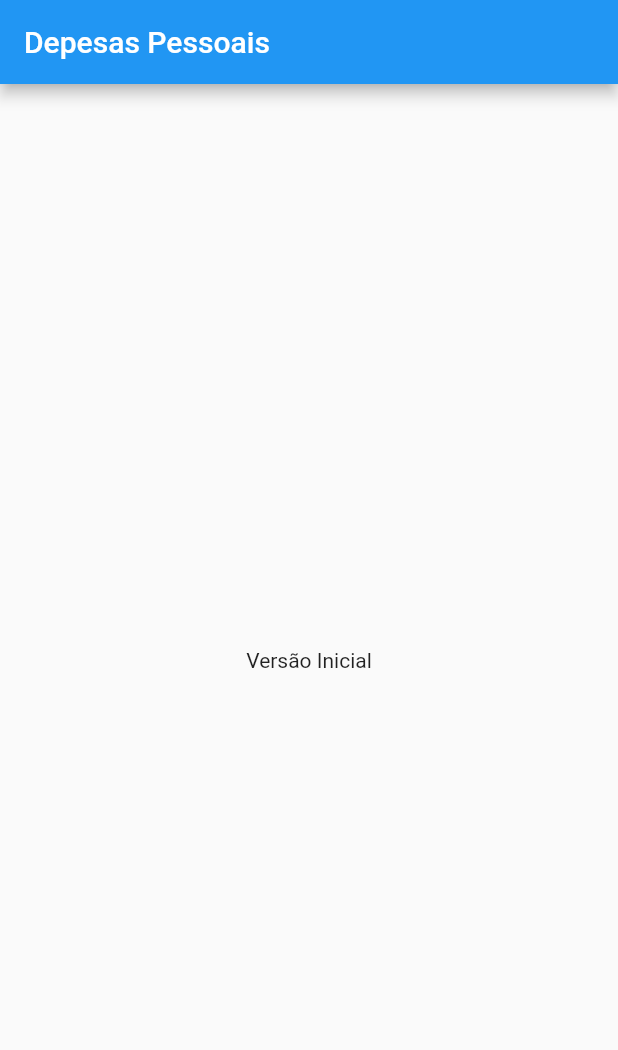
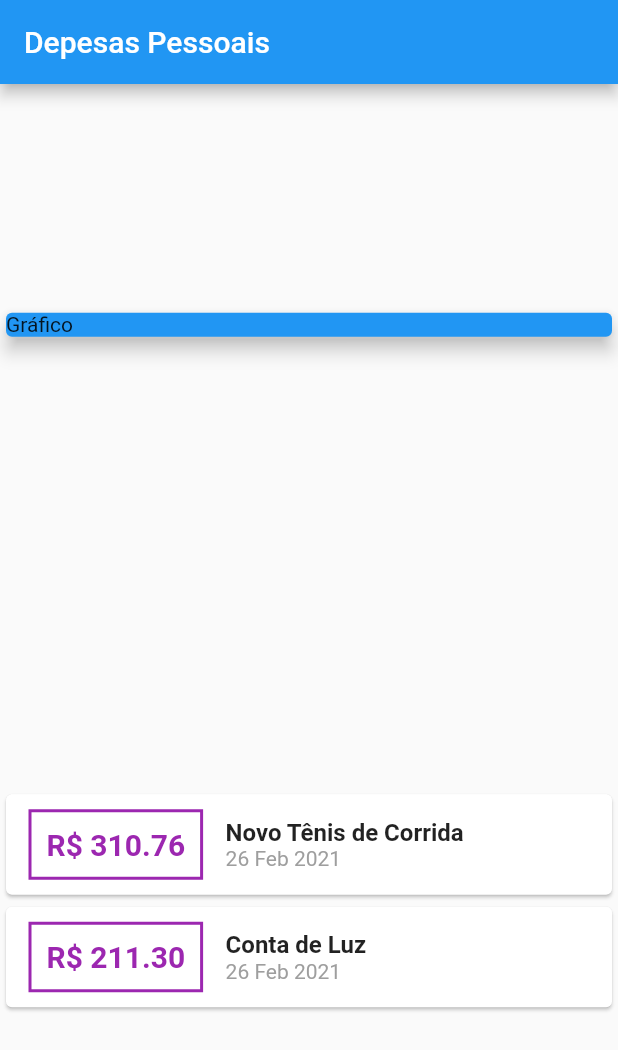
Before and after one commit to jhemysbarros/expenses-app, a Flutter app: the screen it shows after launch, on a phone screen of 412 x 824 dp. Shown: the top 1050 px of the screen. Run offline on Flutter 3.47's test engine with Material 2 defaults, Android fonts, the phone set to English and light mode, and no system bars.

```diff
--- a/lib/main.dart
+++ b/lib/main.dart
@@ -1,4 +1,6 @@
 import 'package:flutter/material.dart';
+import 'models/transaction.dart';
+import 'package:intl/intl.dart';
 
 main() => runApp(ExpensesApp());
 
@@ -10,14 +12,88 @@ class ExpensesApp extends StatelessWidget {
 }
 
 class MyHomePage extends StatelessWidget {
+  final _transactions = [
+    Transaction(
+      id: 't1',
+      title: 'Novo Tênis de Corrida',
+      value: 310.76,
+      date: DateTime.now(),
+    ),
+    Transaction(
+      id: 't2',
+      title: 'Conta de Luz',
+      value: 211.30,
+      date: DateTime.now(),
+    ),
+  ];
+
   @override
   Widget build(BuildContext context) {
     return Scaffold(
       appBar: AppBar(
         title: Text('Depesas Pessoais'),
       ),
-      body: Center(
-        child: Text('Versão Inicial'),
+      body: Column(
+        mainAxisAlignment: MainAxisAlignment.spaceAround,
+        crossAxisAlignment: CrossAxisAlignment.stretch,
+        children: <Widget>[
+          Container(
+            child: Card(
+              color: Colors.blue,
+              child: Text('Gráfico'),
+              elevation: 5,
+            ),
+          ),
+          Column(
+            children: _transactions.map((tr) {
+              return Card(
+                child: Row(
+                  children: <Widget>[
+                    Container(
+                      margin: EdgeInsets.symmetric(
+                        horizontal: 15,
+                        vertical: 10,
+                      ),
+                      decoration: BoxDecoration(
+                        border: Border.all(
+                          color: Colors.purple,
+                          width: 2,
+                        ),
+                      ),
+                      padding: EdgeInsets.all(10),
+                      child: Text(
+                        'R\$ ${tr.value.toStringAsFixed(2)}',
+                        style: TextStyle(
+                          fontWeight: FontWeight.bold,
+                          fontSize: 20,
+                          color: Colors.purple,
+                        ),
+                      ),
+                    ),
+                    Column(
+                      crossAxisAlignment: CrossAxisAlignment.start,
+                      children: <Widget>[
+                        Text(
+                          tr.title,
+                          style: TextStyle(
+                            fontSize: 16,
+                            fontWeight: FontWeight.bold,
+                          ),
+                        ),
+                        Text(
+                          DateFormat('d MMM y').format(tr.date),
+                          style: TextStyle(
+                            color: Colors.grey,
+                          ),
+                        ),
+                      ],
+                    )
+                  ],
+                ),
+              );
+            }).toList(),
+          )
+        ],
       ),
     );
   }
--- /dev/null
+++ b/lib/models/transaction.dart
@@ -0,0 +1,15 @@
+import 'package:flutter/foundation.dart';
+
+class Transaction {
+  final String id;
+  final String title;
+  final double value;
+  final DateTime date;
+
+  Transaction({
+    @required this.id,
+    @required this.title,
+    @required this.value,
+    @required this.date,
+  });
+}
--- a/pubspec.yaml
+++ b/pubspec.yaml
@@ -23,6 +23,7 @@ environment:
 dependencies:
   flutter:
     sdk: flutter
+  intl: ^0.16.1
 
 
   # The following adds the Cupertino Icons font to your application.
```
Also changed, not shown: pubspec.lock.
